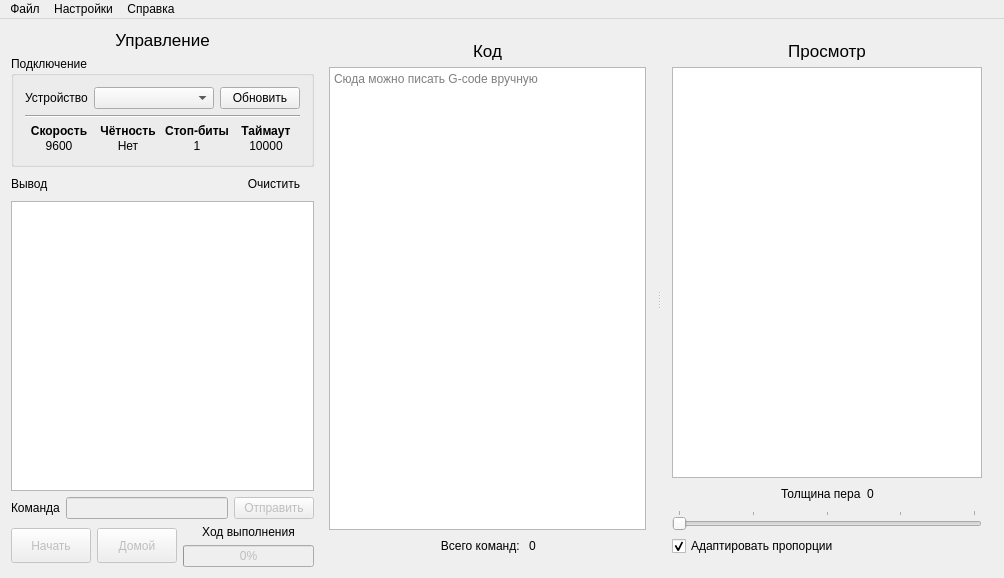
vladislick/CNCRun, file ui/mainwindow.ui: the form before one commit.
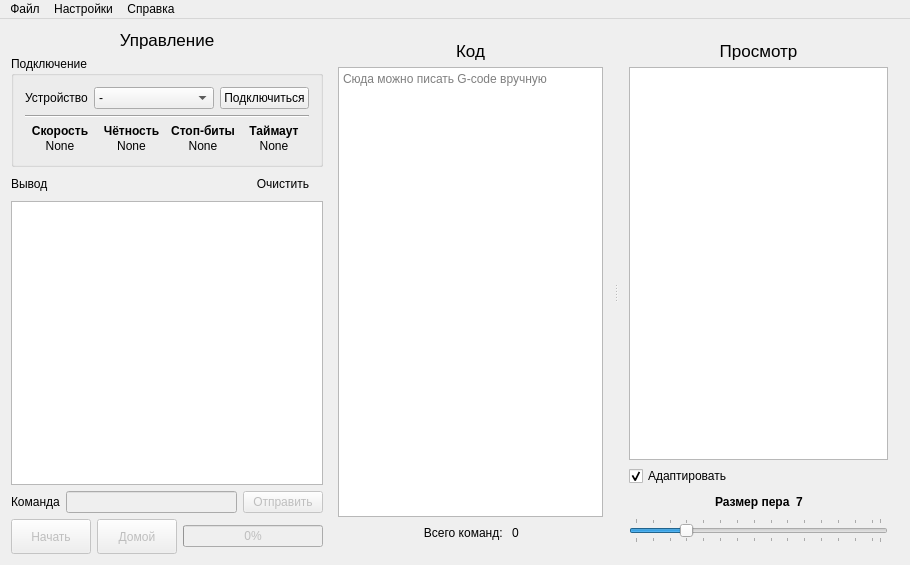
The form after the commit. Icons and pictures are not drawn.

The edit to the form file:
```diff
--- a/ui/mainwindow.ui
+++ b/ui/mainwindow.ui
@@ -6,13 +6,13 @@
    <rect>
     <x>0</x>
     <y>0</y>
-    <width>1004</width>
-    <height>578</height>
+    <width>910</width>
+    <height>565</height>
    </rect>
   </property>
   <property name="minimumSize">
    <size>
-    <width>750</width>
+    <width>780</width>
     <height>520</height>
    </size>
   </property>
@@ -107,12 +107,20 @@
                <height>0</height>
               </size>
              </property>
+             <property name="insertPolicy">
+              <enum>QComboBox::InsertAtTop</enum>
+             </property>
+             <item>
+              <property name="text">
+               <string>-</string>
+              </property>
+             </item>
             </widget>
            </item>
            <item>
             <widget class="QPushButton" name="button_com">
              <property name="text">
-              <string>Обновить</string>
+              <string>Подключиться</string>
              </property>
             </widget>
            </item>
@@ -146,7 +154,7 @@
            <item row="1" column="0">
             <widget class="QLabel" name="label_12">
              <property name="text">
-              <string>9600</string>
+              <string>None</string>
              </property>
              <property name="alignment">
               <set>Qt::AlignCenter</set>
@@ -172,7 +180,7 @@
            <item row="1" column="3">
             <widget class="QLabel" name="label_19">
              <property name="text">
-              <string>10000</string>
+              <string>None</string>
              </property>
              <property name="alignment">
               <set>Qt::AlignCenter</set>
@@ -182,7 +190,7 @@
            <item row="1" column="1">
             <widget class="QLabel" name="label_15">
              <property name="text">
-              <string>Нет</string>
+              <string>None</string>
              </property>
              <property name="alignment">
               <set>Qt::AlignCenter</set>
@@ -208,7 +216,7 @@
            <item row="1" column="2">
             <widget class="QLabel" name="label_17">
              <property name="text">
-              <string>1</string>
+              <string>None</string>
              </property>
              <property name="alignment">
               <set>Qt::AlignCenter</set>
@@ -368,6 +376,12 @@
           <property name="enabled">
            <bool>false</bool>
           </property>
+          <property name="sizePolicy">
+           <sizepolicy hsizetype="Minimum" vsizetype="Fixed">
+            <horstretch>0</horstretch>
+            <verstretch>0</verstretch>
+           </sizepolicy>
+          </property>
           <property name="minimumSize">
            <size>
             <width>0</width>
@@ -390,6 +404,12 @@
           <property name="enabled">
            <bool>false</bool>
           </property>
+          <property name="sizePolicy">
+           <sizepolicy hsizetype="Minimum" vsizetype="Fixed">
+            <horstretch>0</horstretch>
+            <verstretch>0</verstretch>
+           </sizepolicy>
+          </property>
           <property name="minimumSize">
            <size>
             <width>0</width>
@@ -403,25 +423,6 @@
         </item>
         <item>
          <layout class="QVBoxLayout" name="progressLayout">
-          <item>
-           <widget class="QLabel" name="progressLabel">
-            <property name="sizePolicy">
-             <sizepolicy hsizetype="Minimum" vsizetype="Preferred">
-              <horstretch>0</horstretch>
-              <verstretch>0</verstretch>
-             </sizepolicy>
-            </property>
-            <property name="text">
-             <string>Ход выполнения</string>
-            </property>
-            <property name="alignment">
-             <set>Qt::AlignBottom|Qt::AlignHCenter</set>
-            </property>
-            <property name="wordWrap">
-             <bool>true</bool>
-            </property>
-           </widget>
-          </item>
           <item>
            <widget class="QProgressBar" name="progressBar">
             <property name="enabled">
@@ -461,7 +462,7 @@
       <property name="handleWidth">
        <number>4</number>
       </property>
-      <widget class="QWidget" name="">
+      <widget class="QWidget" name="layoutWidget">
        <layout class="QVBoxLayout" name="verticalLayout_2">
         <item>
          <widget class="QLabel" name="label_4">
@@ -484,7 +485,7 @@
          <widget class="QTextEdit" name="gcode_edit">
           <property name="minimumSize">
            <size>
-            <width>200</width>
+            <width>150</width>
             <height>0</height>
            </size>
           </property>
@@ -553,7 +554,7 @@
         </item>
        </layout>
       </widget>
-      <widget class="QWidget" name="">
+      <widget class="QWidget" name="layoutWidget">
        <layout class="QVBoxLayout" name="verticalLayout_3">
         <item>
          <widget class="QLabel" name="label_5">
@@ -594,6 +595,23 @@
           </property>
          </widget>
         </item>
+        <item>
+         <layout class="QHBoxLayout" name="horizontalLayout_8">
+          <item>
+           <widget class="QCheckBox" name="checkBox">
+            <property name="text">
+             <string>Адаптировать</string>
+            </property>
+            <property name="checked">
+             <bool>true</bool>
+            </property>
+            <property name="tristate">
+             <bool>false</bool>
+            </property>
+           </widget>
+          </item>
+         </layout>
+        </item>
         <item>
          <layout class="QHBoxLayout" name="horizontalLayout_4">
           <item>
@@ -611,8 +629,15 @@
           </item>
           <item>
            <widget class="QLabel" name="label_10">
+            <property name="font">
+             <font>
+              <pointsize>9</pointsize>
+              <weight>75</weight>
+              <bold>true</bold>
+             </font>
+            </property>
             <property name="text">
-             <string>Толщина пера</string>
+             <string>Размер пера</string>
             </property>
             <property name="alignment">
              <set>Qt::AlignLeading|Qt::AlignLeft|Qt::AlignVCenter</set>
@@ -620,9 +645,15 @@
            </widget>
           </item>
           <item>
-           <widget class="QLabel" name="label_11">
+           <widget class="QLabel" name="penValue">
+            <property name="font">
+             <font>
+              <weight>75</weight>
+              <bold>true</bold>
+             </font>
+            </property>
             <property name="text">
-             <string>0</string>
+             <string>7</string>
             </property>
            </widget>
           </item>
@@ -644,16 +675,19 @@
         <item>
          <widget class="QSlider" name="penSize">
           <property name="minimum">
-           <number>0</number>
+           <number>1</number>
           </property>
           <property name="maximum">
-           <number>40</number>
+           <number>30</number>
           </property>
           <property name="singleStep">
-           <number>10</number>
+           <number>2</number>
+          </property>
+          <property name="pageStep">
+           <number>5</number>
           </property>
           <property name="value">
-           <number>0</number>
+           <number>7</number>
           </property>
           <property name="orientation">
            <enum>Qt::Horizontal</enum>
@@ -662,17 +696,7 @@
            <bool>false</bool>
           </property>
           <property name="tickPosition">
-           <enum>QSlider::TicksAbove</enum>
-          </property>
-         </widget>
-        </item>
-        <item>
-         <widget class="QCheckBox" name="checkBox">
-          <property name="text">
-           <string>Адаптировать пропорции</string>
-          </property>
-          <property name="checked">
-           <bool>true</bool>
+           <enum>QSlider::TicksBothSides</enum>
           </property>
          </widget>
         </item>
@@ -687,7 +711,7 @@
     <rect>
      <x>0</x>
      <y>0</y>
-     <width>1004</width>
+     <width>910</width>
      <height>21</height>
     </rect>
    </property>
```
Left out of the diff: 8 changed lines with no effect on the pictures.
